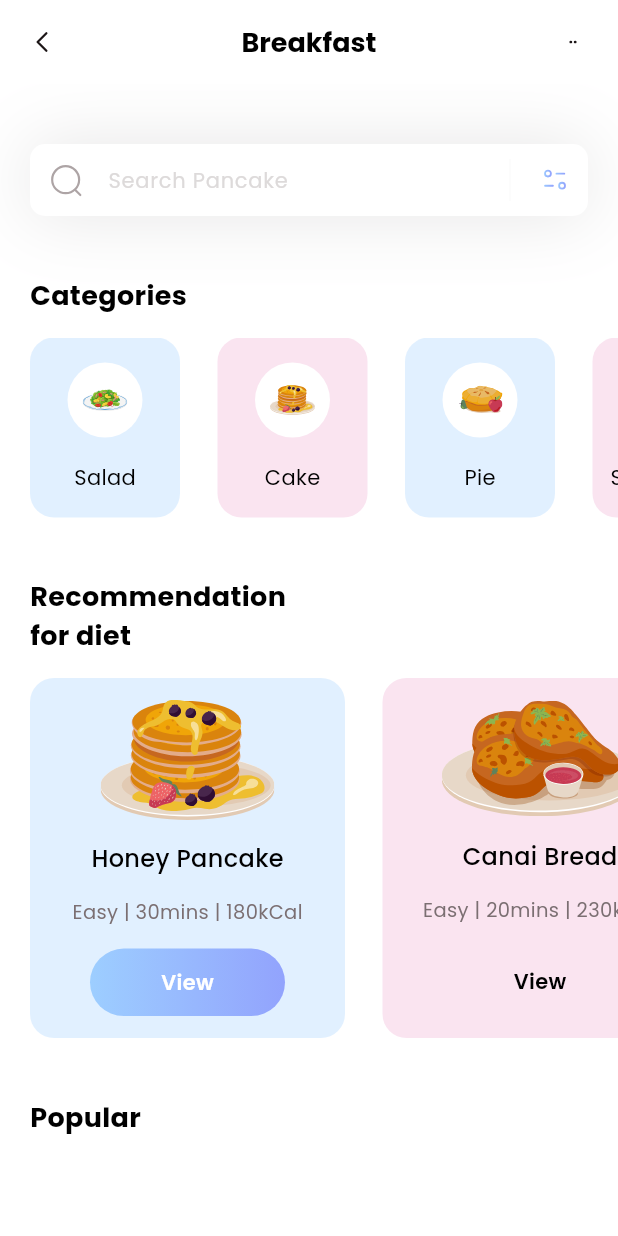
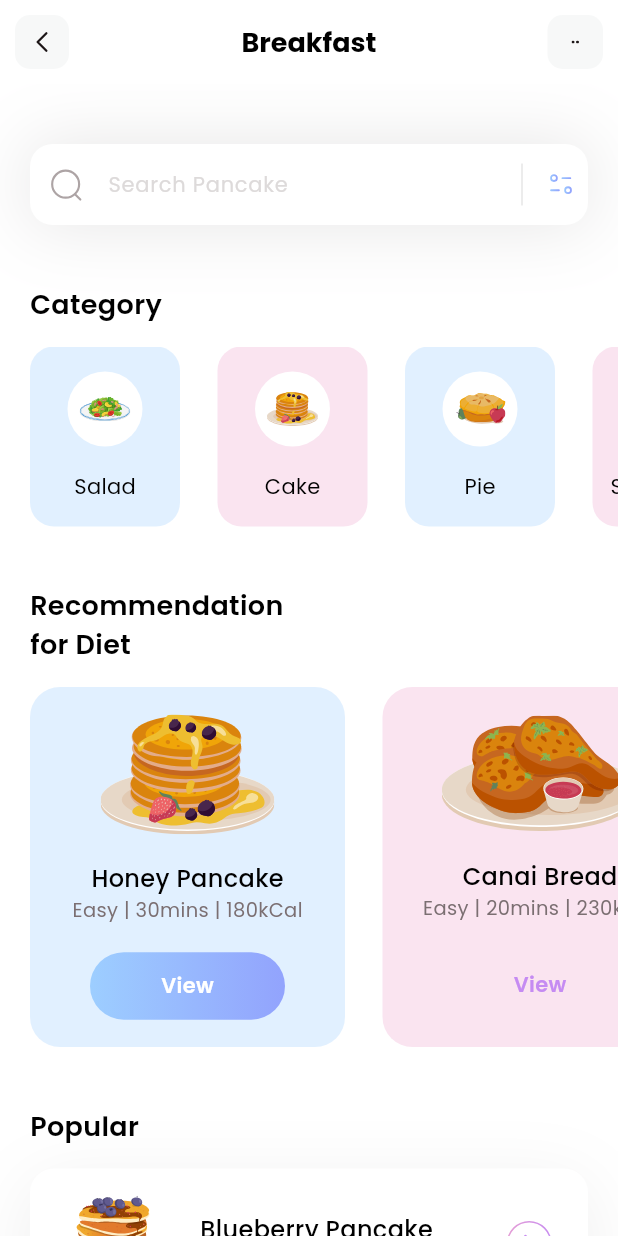
Before and after one commit to Albertomomu/fitness, a Flutter app: the screen it shows after launch, on a phone screen of 412 x 824 dp. Run offline on Flutter 3.47's test engine with Material 3 defaults, Android fonts, the phone set to English and light mode, and no system bars; our stand-ins replace flutter_svg.

Commit message:
feat: project done

```diff
--- a/lib/pages/home.dart
+++ b/lib/pages/home.dart
@@ -1,8 +1,8 @@
-import 'package:flutter/material.dart';
-import 'package:flutter_svg/flutter_svg.dart';
 import 'package:fitness/models/category_model.dart';
 import 'package:fitness/models/diet_model.dart';
 import 'package:fitness/models/popular_model.dart';
+import 'package:flutter/material.dart';
+import 'package:flutter_svg/flutter_svg.dart';
 
 class HomePage extends StatelessWidget {
   HomePage({super.key});
@@ -11,109 +11,158 @@ class HomePage extends StatelessWidget {
   List<DietModel> diets = [];
   List<PopularDietsModel> popularDiets = [];
 
-  void _getCategories() {
+  void _getInitialInfo() {
     categories = CategoryModel.getCategories();
-  }
-
-  void _getDiets() {
     diets = DietModel.getDiets();
-  }
-
-  void _getPopularDiets() {
     popularDiets = PopularDietsModel.getPopularDiets();
   }
 
   @override
   Widget build(BuildContext context) {
-    _getCategories();
-    _getDiets();
-    _getPopularDiets();
+    _getInitialInfo();
     return Scaffold(
       appBar: appBar(),
       backgroundColor: Colors.white,
-      body: Column(
-        crossAxisAlignment: CrossAxisAlignment.start,
+      body: ListView(
         children: [
           _searchField(),
-          SizedBox(height: 40),
+          const SizedBox(height: 40,),
           _categoriesSection(),
-          SizedBox(height: 40),
-          _recommedationDietSection(),
-          SizedBox(height: 40),
-          _popularDietsSection()
-        ]
-      )
+          const SizedBox(height: 40,),
+          _dietSection(),
+          const SizedBox(height: 40,),
+          _popularSection(),
+          const SizedBox(height: 40,),
+        ],
+      ),
     );
   }
 
-  Row _popularDietsSection() {
-    return Row(
+  Column _popularSection() {
+    return Column(
       crossAxisAlignment: CrossAxisAlignment.start,
       children: [
-        Padding(
+        const Padding(
           padding: EdgeInsets.only(left: 20),
-          child: Text('Popular',
+          child: Text(
+            'Popular',
               style: TextStyle(
               color: Colors.black,
               fontSize: 18,
-              fontWeight: FontWeight.bold
+              fontWeight: FontWeight.w600
             ),
           ),
         ),
-        SizedBox(height: 15),
-        Container(
+        const SizedBox(height: 15,),
+        ListView.separated(
+          itemCount: popularDiets.length,
+          shrinkWrap: true,
+          separatorBuilder: (context, index) => const SizedBox(height: 25,),
+          padding: const EdgeInsets.only(
+            left: 20,
+            right: 20
+          ),
+          itemBuilder: (context, index) {
+            return Container(
               height: 100,
+              child: Row(
+                mainAxisAlignment: MainAxisAlignment.spaceEvenly,
+                children: [
+                  SvgPicture.asset(
+                    popularDiets[index].iconPath,
+                    width: 65,
+                    height: 65,
+                  ),
+                  Column(
+                    mainAxisAlignment: MainAxisAlignment.center,
+                    crossAxisAlignment: CrossAxisAlignment.start,
+                    children: [
+                      Text(
+                        popularDiets[index].name,
+                        style: const TextStyle(
+                          fontWeight: FontWeight.w500,
+                          color: Colors.black,
+                          fontSize: 16
+                        ),
+                      ),
+                      Text(
+                        popularDiets[index].level + ' | ' + popularDiets[index].duration + ' | ' + popularDiets[index].calorie,
+                        style: const TextStyle(
+                          color: Color(0xff7B6F72),
+                          fontSize: 13,
+                          fontWeight: FontWeight.w400
+                        ),
+                      ),
+                    ],
+                  ),
+                  GestureDetector(
+                    onTap: (){},
+                    child: SvgPicture.asset(
+                      'assets/icons/button.svg',
+                      width: 30,
+                      height: 30,
+                    ),
+                  )
+                ],
+              ),
               decoration: BoxDecoration(
-            color: Colors.black
+                color: popularDiets[index].boxIsSelected ?
+                  Colors.white : Colors.transparent,
+                borderRadius: BorderRadius.circular(16),
+                boxShadow: popularDiets[index].boxIsSelected ? [
+                  BoxShadow(
+                    color: const Color(0xff1D1617).withOpacity(0.07),
+                    offset: const Offset(0, 10),
+                    blurRadius: 40,
+                    spreadRadius: 0
                   )
+                ] : []
+              ),
+            );
+          },
         )
-      ]
+      ],
     );
   }
 
-  Column _recommedationDietSection() {
+  Column _dietSection() {
     return Column(
           crossAxisAlignment: CrossAxisAlignment.start,
           children: [
-        Padding(
-          padding: EdgeInsets.only(left: 20),
-          child: Text('Recommendation\nfor diet',
+            const Padding(
+              padding: EdgeInsets.only(left:20),
+              child: Text(
+                'Recommendation\nfor Diet',
                   style: TextStyle(
                   color: Colors.black,
                   fontSize: 18,
-              fontWeight: FontWeight.bold
+                  fontWeight: FontWeight.w600
                 ),
               ),
             ),
-        SizedBox(height: 15),
+            const SizedBox(height: 15,),
             Container(
               height: 240,
               child: ListView.separated(
-            scrollDirection: Axis.horizontal,
-            padding: EdgeInsets.only(left: 20, right: 20),
-            itemCount: diets.length,
-            separatorBuilder: (context, index) => SizedBox(width: 25),
                 itemBuilder: (context, index) {
                   return Container(
                     width: 210,
                     decoration: BoxDecoration(
                       color: diets[index].boxColor.withOpacity(0.3),
-                  borderRadius: BorderRadius.circular(16),
+                      borderRadius: BorderRadius.circular(20)
                     ),
                     child: Column(
                       mainAxisAlignment: MainAxisAlignment.spaceEvenly,
                       children: [
-                    Container(
-                      child: SvgPicture.asset(
-                        diets[index].iconPath,
-                      ),
-                    ),
+                        SvgPicture.asset(diets[index].iconPath),
+                        Column(
+                          children: [
                             Text(
                               diets[index].name,
-                      style: TextStyle(
+                              style: const TextStyle(
+                                fontWeight: FontWeight.w500,
                                 color: Colors.black,
-                        fontSize: 16,
-                        fontWeight: FontWeight.w500
+                                fontSize: 16
                               ),
                             ),
                             Text(
@@ -124,6 +173,8 @@ class HomePage extends StatelessWidget {
                                 fontWeight: FontWeight.w400
                               ),
                             ),
+                          ],
+                        ),
                         Container(
                           height: 45,
                           width: 130,
@@ -131,9 +182,9 @@ class HomePage extends StatelessWidget {
                             child: Text(
                               'View',
                               style: TextStyle(
-                            color: diets[index].viewIsSelected ? Colors.white : Colors.black,
-                            fontSize: 14,
-                            fontWeight: FontWeight.w600
+                                color: diets[index].viewIsSelected ? Colors.white : const Color(0xffC58BF2),
+                                fontWeight: FontWeight.w600,
+                                fontSize: 14
                               ),
                             ),
                           ),
@@ -147,13 +198,20 @@ class HomePage extends StatelessWidget {
                             borderRadius: BorderRadius.circular(50)
                           ),
                         )
-                  ]
+                      ],
                     ),
                   );
-            }
+                },
+                separatorBuilder: (context, index) => const SizedBox(width: 25,),
+                itemCount: diets.length,
+                scrollDirection: Axis.horizontal,
+                padding: const EdgeInsets.only(
+                left: 20,
+                right: 20
+              ),
               ),
             )
-      ]
+          ],
         );
   }
 
@@ -161,30 +219,34 @@ class HomePage extends StatelessWidget {
     return Column(
           crossAxisAlignment: CrossAxisAlignment.start,
           children: [
-        Padding(
-          padding: EdgeInsets.only(left: 20),
-          child: Text('Categories',
+            const Padding(
+              padding: EdgeInsets.only(left:20),
+              child: Text(
+                'Category',
                 style: TextStyle(
                   color: Colors.black,
                   fontSize: 18,
-              fontWeight: FontWeight.bold
+                  fontWeight: FontWeight.w600
                 ),
               ),
             ),
-        SizedBox(height: 15),
+            const SizedBox(height: 15,),
             Container(
               height: 120,
               child: ListView.separated(
+                itemCount: categories.length,
                 scrollDirection: Axis.horizontal,
-            padding: EdgeInsets.only(left: 20, right: 20),
-            itemCount: categories.length,
-            separatorBuilder: (context, index) => SizedBox(width: 25),
+                padding: const EdgeInsets.only(
+                  left: 20,
+                  right: 20
+                ),
+                separatorBuilder: (context, index) => const SizedBox(width: 25,),
                 itemBuilder: (context, index) {
                   return Container(
                     width: 100,
                     decoration: BoxDecoration(
                       color: categories[index].boxColor.withOpacity(0.3),
-                  borderRadius: BorderRadius.circular(16),
+                      borderRadius: BorderRadius.circular(16)
                     ),
                     child: Column(
                       mainAxisAlignment: MainAxisAlignment.spaceEvenly,
@@ -192,23 +254,21 @@ class HomePage extends StatelessWidget {
                         Container(
                           width: 50,
                           height: 50,
-                      decoration: BoxDecoration(
+                          decoration: const BoxDecoration(
                             color: Colors.white,
-                        shape: BoxShape.circle,
+                            shape: BoxShape.circle
                           ),
                           child: Padding(
-                        padding: EdgeInsets.all(10),
-                        child: SvgPicture.asset(
-                          categories[index].iconPath,
+                            padding: const EdgeInsets.all(8.0),
+                            child: SvgPicture.asset(categories[index].iconPath),
                           ),
-                      )
                         ),
                         Text(
                           categories[index].name,
-                      style: TextStyle(
+                          style: const TextStyle(
+                            fontWeight: FontWeight.w400,
                             color: Colors.black,
-                        fontSize: 14,
-                        fontWeight: FontWeight.w400
+                            fontSize: 14
                           ),
                         )
                       ],
@@ -223,30 +283,29 @@ class HomePage extends StatelessWidget {
 
   Container _searchField() {
     return Container(
-      margin: EdgeInsets.only(top: 40, left: 20, right: 20),
+          margin: const EdgeInsets.only(top: 40,left: 20,right: 20),
           decoration: BoxDecoration(
-        color: Colors.white,
-        borderRadius: BorderRadius.circular(10),
             boxShadow: [
               BoxShadow(
-            color: Color(0xff1D1617).withOpacity(0.11),
-            spreadRadius: 0.0,
+                color: const Color(0xff1D1617).withOpacity(0.11),
                 blurRadius: 40,
-          ),
-        ],
+                spreadRadius: 0.0
+              )
+            ]
           ),
           child: TextField(
             decoration: InputDecoration(
               filled: true,
               fillColor: Colors.white,
-        contentPadding: EdgeInsets.only(left: 15),
+              contentPadding: const EdgeInsets.all(15),
+              hintText: 'Search Pancake',
+              hintStyle: const TextStyle(
+                color: Color(0xffDDDADA),
+                fontSize: 14
+              ),
               prefixIcon: Padding(
-          padding: EdgeInsets.all(12),
-          child: SvgPicture.asset(
-            'assets/icons/Search.svg',
-            height: 5,
-            width: 5,
-          ),
+                padding: const EdgeInsets.all(12),
+                child: SvgPicture.asset('assets/icons/Search.svg'),
               ),
               suffixIcon: Container(
                 width: 100,
@@ -254,31 +313,24 @@ class HomePage extends StatelessWidget {
                   child: Row(
                     mainAxisAlignment: MainAxisAlignment.end,
                     children: [
-                VerticalDivider(
-                  color: Color(0xffDDDADA),
+                      const VerticalDivider(
+                        color: Colors.black,
                         indent: 10,
                         endIndent: 10,
                         thickness: 0.1,
                       ),
                       Padding(
-                  padding: EdgeInsets.all(12),
-                  child: SvgPicture.asset(
-                    'assets/icons/Filter.svg',
+                        padding: const EdgeInsets.all(8.0),
+                        child: SvgPicture.asset('assets/icons/Filter.svg'),
                       ),
-                ),
-              ]
+                    ],
                   ),
                 ),
               ),
-        hintText: 'Search Pancake',
-        hintStyle: TextStyle(
-          color: Color(0xffDDDADA),
-          fontSize: 14,
-        ),
               border: OutlineInputBorder(
-          borderSide: BorderSide.none,
                 borderRadius: BorderRadius.circular(15),
-        ),
+                borderSide: BorderSide.none
+              )
             ),
           ),
         );
@@ -286,7 +338,8 @@ class HomePage extends StatelessWidget {
 
   AppBar appBar() {
     return AppBar(
-      title: Text('Breakfast',
+      title: const Text(
+        'Breakfast',
         style: TextStyle(
           color: Colors.black,
           fontSize: 18,
@@ -294,38 +347,45 @@ class HomePage extends StatelessWidget {
         ),
       ),
       backgroundColor: Colors.white,
+      elevation: 0.0,
       centerTitle: true,
-        leading: Container(
-          margin: EdgeInsets.all(10),
+      leading: GestureDetector(
+        onTap: () {
+
+        },
+        child: Container(
+          margin: const EdgeInsets.all(10),
           alignment: Alignment.center,
-          child: SvgPicture.asset('assets/icons/Arrow - Left 2.svg',
+          child: SvgPicture.asset(
+            'assets/icons/Arrow - Left 2.svg',
             height: 20,
-            width: 20,),
+            width: 20,
+          ),
           decoration: BoxDecoration(
-            color: Colors.white, // Change the background color to white
+            color: const Color(0xffF7F8F8),
             borderRadius: BorderRadius.circular(10)
+          ),
         ),
       ),
       actions: [
         GestureDetector(
-            onTap: () {
-
-          },
+          onTap: () {},
           child: Container(
-            margin: EdgeInsets.all(10),
+            margin: const EdgeInsets.all(10),
             alignment: Alignment.center,
-            width: 40,
-            child: SvgPicture.asset('assets/icons/dots.svg',
+            width: 37,
+            child: SvgPicture.asset(
+              'assets/icons/dots.svg',
               height: 5,
-              width: 5,),
+              width: 5,
+            ),
             decoration: BoxDecoration(
-              color: Colors.white, // Change the background color to white
+              color: const Color(0xffF7F8F8),
               borderRadius: BorderRadius.circular(10)
             ),
           ),
-        )
-        ]
+        ),
+      ],
     );
   }
-
 }
```
Lines whose indentation alone changed are shown as unchanged.
